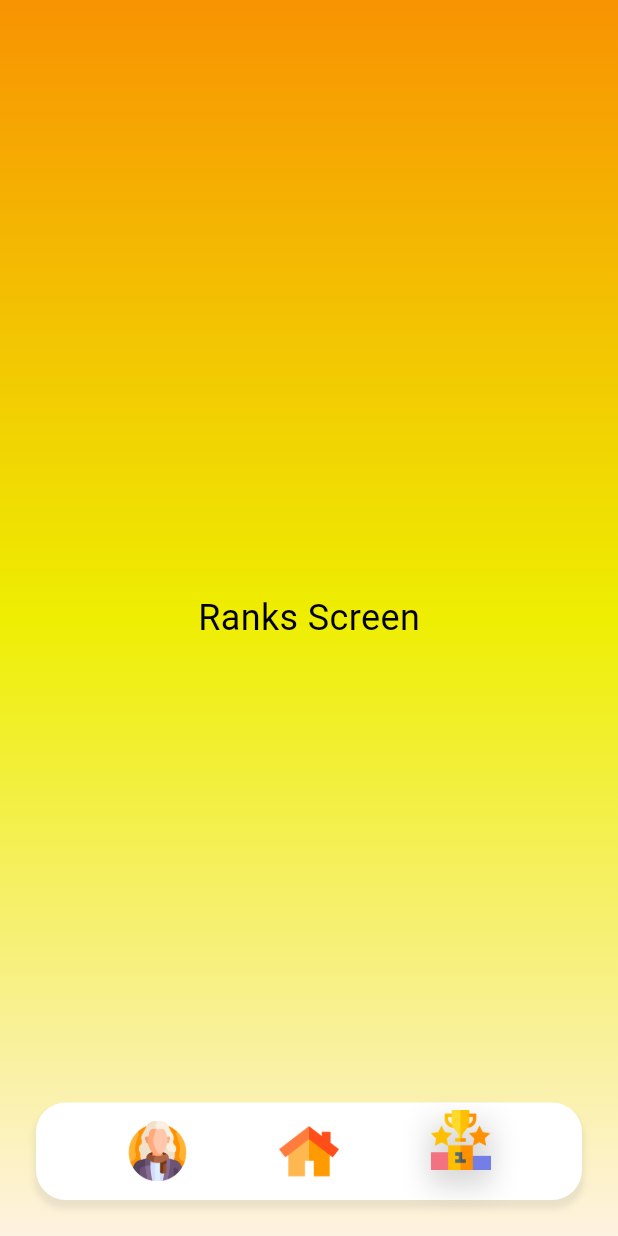
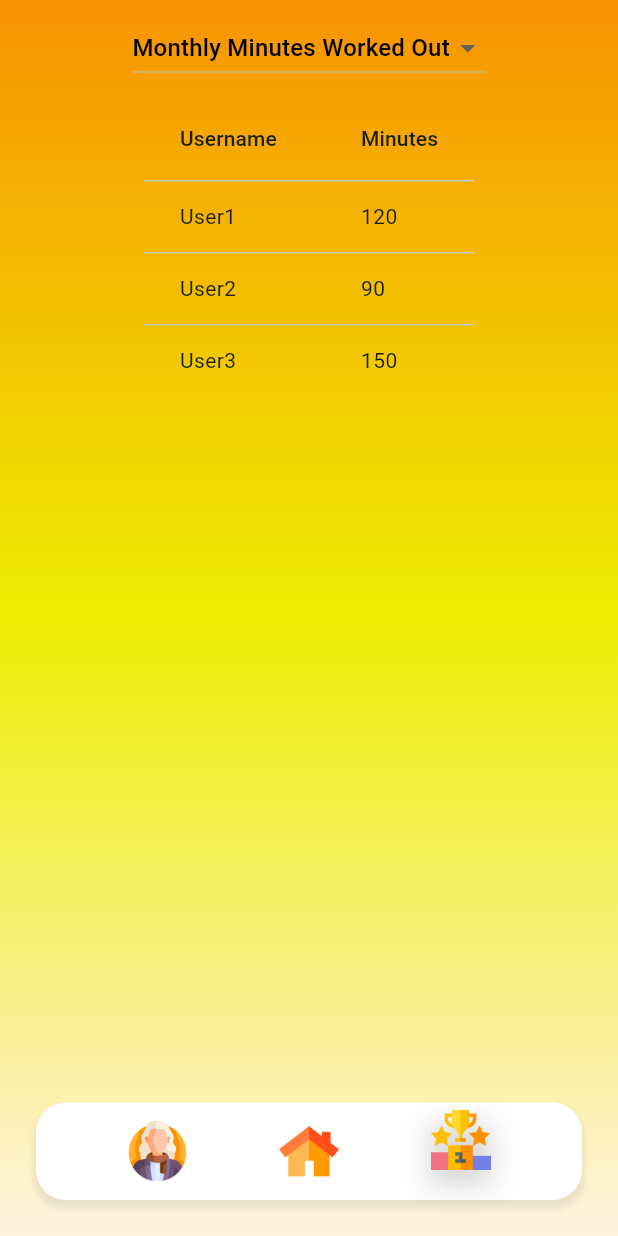
Before and after one commit to ahnafbinazad/Swync, a Flutter app: the RanksScreen screen opened directly, on a phone screen of 412 x 824 dp. Run offline on Flutter 3.47's test engine with Material 3 defaults, Android fonts, the phone set to English and light mode, and no system bars; our stand-ins replace cloud_firestore, firebase_auth, firebase_core; accounts and stored records are empty.

Commit message:
UI refinements

```diff
--- a/lib/main.dart
+++ b/lib/main.dart
@@ -88,9 +88,9 @@ class MyApp extends StatelessWidget {
                 colorScheme: ColorScheme.fromSeed(seedColor: Colors.green),
                 useMaterial3: true,
               ),
-              home: HomeScreen(),
+              // home: HomeScreen(),
               // home: ProfileScreen(),
-              // home: RanksScreen(),
+              home: RanksScreen(),
             );
           }
         }
--- a/lib/reuseable_widgets/streak_text.dart
+++ b/lib/reuseable_widgets/streak_text.dart
@@ -51,8 +51,10 @@ class _StreakWidgetState extends State<StreakWidget> {
 
   @override
   Widget build(BuildContext context) {
-    String timeText =
-        '${_remainingTime.inHours}:${_remainingTime.inMinutes.remainder(60)}:${_remainingTime.inSeconds.remainder(60)}';
+    String hours = _remainingTime.inHours.toString().padLeft(2, '0');
+    String minutes = _remainingTime.inMinutes.remainder(60).toString().padLeft(2, '0');
+    String seconds = _remainingTime.inSeconds.remainder(60).toString().padLeft(2, '0');
+    String timeText = '$hours:$minutes:$seconds';
 
     return Padding(
       padding: const EdgeInsets.symmetric(vertical: 20, horizontal: 50),
--- a/lib/screens/ranks.dart
+++ b/lib/screens/ranks.dart
@@ -4,7 +4,27 @@ import 'package:flutter/material.dart';
 import 'package:test_drive/reuseable_widgets/navbar.dart';
 import 'package:test_drive/utils/colour_utils.dart';
 
-class RanksScreen extends StatelessWidget {
+class RanksScreen extends StatefulWidget {
+  @override
+  _RanksScreenState createState() => _RanksScreenState();
+}
+
+class _RanksScreenState extends State<RanksScreen> {
+  String _selectedTable = 'Monthly Minutes Worked Out'; // Default table
+
+  // Test data
+  List<Map<String, dynamic>> _monthlyWorkoutData = [
+    {'username': 'User1', 'monthlyWorkoutTime': 120},
+    {'username': 'User2', 'monthlyWorkoutTime': 90},
+    {'username': 'User3', 'monthlyWorkoutTime': 150},
+  ];
+
+  List<Map<String, dynamic>> _streakData = [
+    {'username': 'User1', 'streak': 5},
+    {'username': 'User2', 'streak': 3},
+    {'username': 'User3', 'streak': 7},
+  ];
+
   @override
   Widget build(BuildContext context) {
     return Scaffold(
@@ -24,11 +44,37 @@ class RanksScreen extends StatelessWidget {
                 end: Alignment.bottomCenter,
               ),
             ),
-            child: Center(
-              child: Text(
-                'Ranks Screen',
-                style: TextStyle(fontSize: 24, color: Colors.black),
-              ),
+            child: Column(
+              children: [
+                Padding(
+                  padding: const EdgeInsets.all(8.0),
+                  child: DropdownButton<String>(
+                    value: _selectedTable,
+                    onChanged: (String? newValue) {
+                      setState(() {
+                        _selectedTable = newValue!;
+                      });
+                    },
+                    items: <String>[
+                      'Monthly Minutes Worked Out',
+                      'Streaks',
+                    ].map<DropdownMenuItem<String>>((String value) {
+                      return DropdownMenuItem<String>(
+                        value: value,
+                        child: Text(
+                          value,
+                          style: TextStyle(color: Colors.black),
+                        ),
+                      );
+                    }).toList(),
+                  ),
+                ),
+                Expanded(
+                  child: _selectedTable == 'Monthly Minutes Worked Out'
+                      ? _buildDataTable(_monthlyWorkoutData)
+                      : _buildDataTable(_streakData),
+                ),
+              ],
             ),
           ),
           Positioned(
@@ -43,4 +89,29 @@ class RanksScreen extends StatelessWidget {
       ),
     );
   }
+
+  Widget _buildDataTable(List<Map<String, dynamic>> data) {
+    return DataTable(
+      columns: [
+        DataColumn(label: Text('Username')),
+        DataColumn(
+            label: Text(_selectedTable == 'Monthly Minutes Worked Out'
+                ? 'Minutes'
+                : 'Streak')),
+      ],
+      rows: data
+          .map((item) => DataRow(cells: [
+                DataCell(Text(item['username'])),
+                DataCell(Text(
+                    '${item[_selectedTable == 'Monthly Minutes Worked Out' ? 'monthlyWorkoutTime' : 'streak']}')),
+              ]))
+          .toList(),
+    );
+  }
 }
+
+void main() {
+  runApp(MaterialApp(
+    home: RanksScreen(),
+  ));
+}
```
